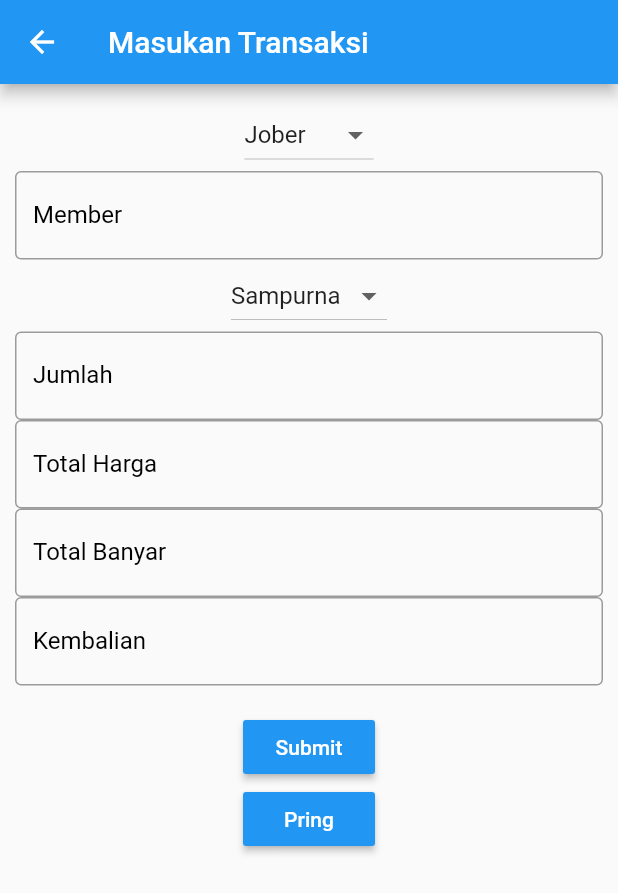
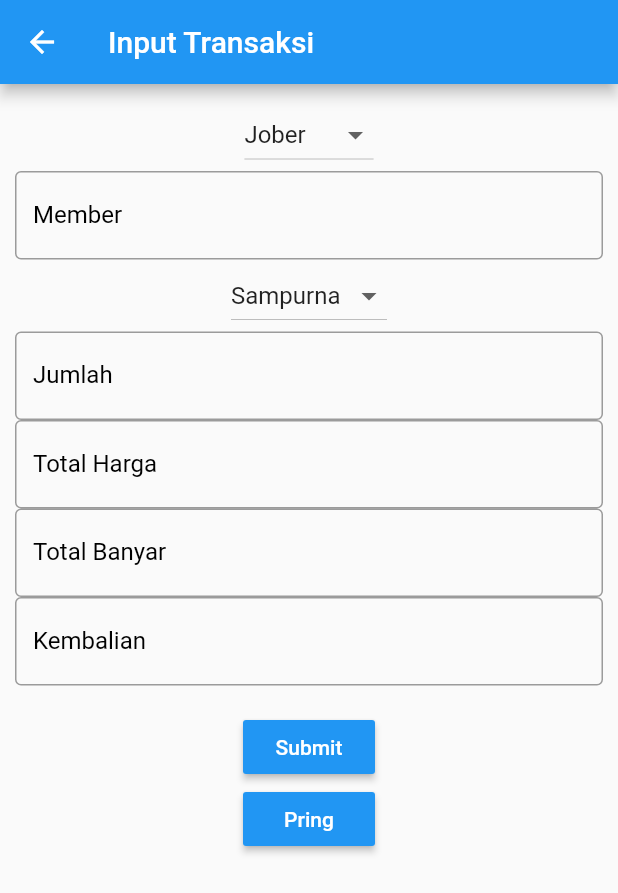
Before and after one commit to hepivanus/cashier, a Flutter app: the Transaksi screen opened directly, on a phone screen of 412 x 824 dp. Shown: the top 893 px of the screen. Run offline on Flutter 3.47's test engine with Material 2 defaults, Android fonts, the phone set to English and light mode, and no system bars.

Commit message:
Ubah lagi

```diff
--- a/lib/transaksi.dart
+++ b/lib/transaksi.dart
@@ -17,7 +17,7 @@ class _TransaksiState extends State<Transaksi> {
   Widget build(BuildContext context) {
     return Scaffold(
         appBar: AppBar(
-          title: Text("Masukan Transaksi"),
+          title: Text("Input Transaksi"),
         ),
         body: Container(
           padding: EdgeInsets.all(10.0),
```
